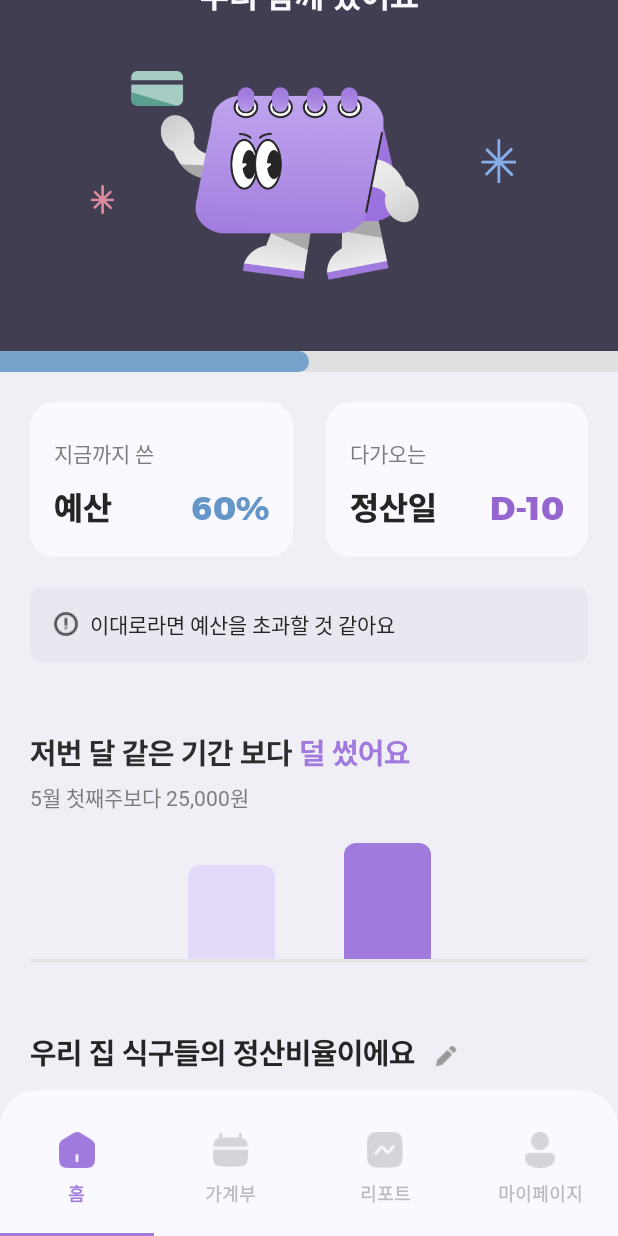
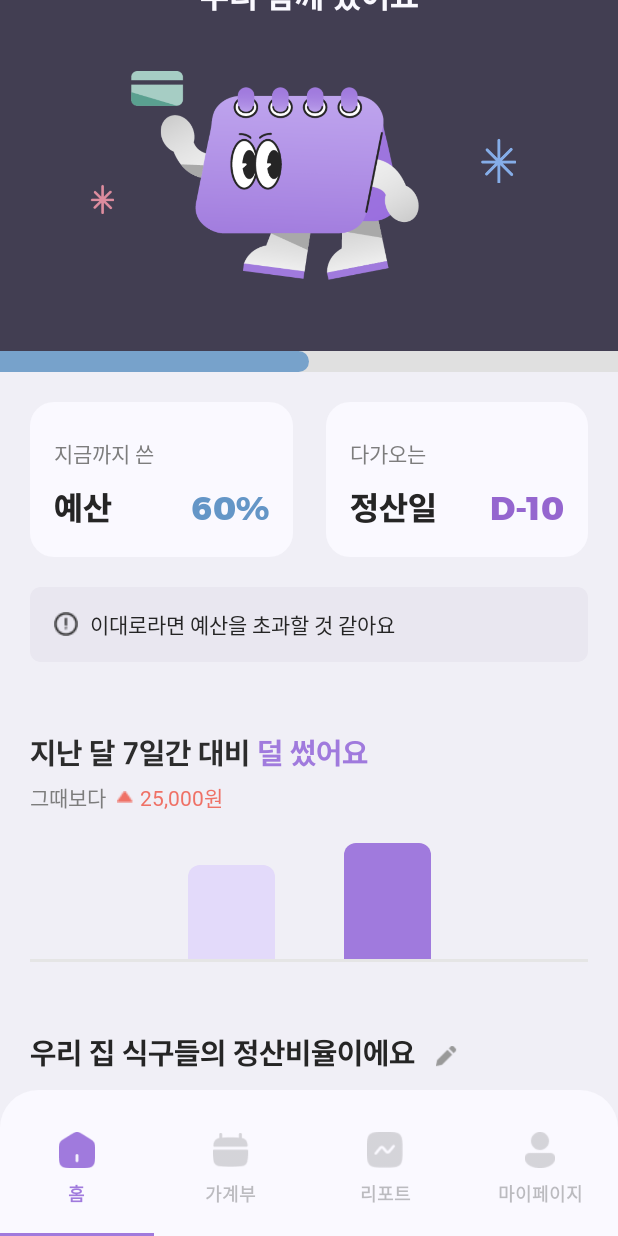
Before and after one commit to mymateM/mymate, an Android app built with Jetpack Compose: the screen it shows after launch (MainActivity), scrolled down 204 dp, on a phone screen of 412 x 824 dp. Run offline under Robolectric (Android 15) with nearby library versions, the phone set to English and light mode, and no system bars; 2 statements that could not run were skipped.

Commit message:
resource patch

```diff
--- a/Prototype/app/src/main/java/com/example/prototype/AlarmSpendingAdapter.kt
+++ b/Prototype/app/src/main/java/com/example/prototype/AlarmSpendingAdapter.kt
@@ -19,6 +19,8 @@ class AlarmSpendingAdapter(val context: Context, val listItem: ArrayList<exnoti>
                 binding.profileimg.setImageResource(R.drawable.home_circle)
             } else if (item.expense_category == "쇼핑") {
                 binding.profileimg.setImageResource(R.drawable.shopping_circle)
+            } else if (item.expense_category == "교통") {
+                binding.profileimg.setImageResource(R.drawable.transport)
             }
 
             var totaltext = item.expense_amount
--- a/Prototype/app/src/main/java/com/example/prototype/HomeAdapter.kt
+++ b/Prototype/app/src/main/java/com/example/prototype/HomeAdapter.kt
@@ -21,7 +21,11 @@ class HomeAdapter(val context: Context, val homelist: ArrayList<listItem>): Recy
             profile.setImageResource(item.profilepic)
             maintext.text = item.name
             subtext.text = item.title
-            guideline.setGuidelinePercent(item.ratio.toFloat()/100)
+            if (item.ratio.toFloat() > 100) {
+                guideline.setGuidelinePercent(1.toFloat())
+            } else {
+                guideline.setGuidelinePercent(item.ratio.toFloat()/100)
+            }
             percent.text = item.ratio + "%"
             if (item.flag == "pink") {
                 percentcolor.setImageResource(R.drawable.horizontalbar_pink)
--- a/Prototype/app/src/main/res/layout/home_main.xml
+++ b/Prototype/app/src/main/res/layout/home_main.xml
@@ -28,18 +28,28 @@
                 android:id="@+id/layout1"
                 android:nestedScrollingEnabled="false">
 
+                <ImageView
+                    android:layout_width="94.27dp"
+                    android:layout_height="21.1dp"
+                    android:src="@drawable/logo"
+                    app:layout_constraintLeft_toLeftOf="parent"
+                    app:layout_constraintTop_toTopOf="@id/alarmbutton"
+                    app:layout_constraintBottom_toBottomOf="@id/alarmbutton"
+                    android:layout_marginLeft="17dp"
+                    />
+
                 <ImageButton
                     android:layout_width="22dp"
                     android:layout_height="22dp"
-                    android:src="@drawable/alarm"
+                    android:src="@drawable/alarm_new"
                     android:background="@android:color/transparent"
                     android:id="@+id/alarmbutton"
                     android:scaleType="centerInside"
                     android:layout_marginTop="18dp"
-                    android:layout_marginRight="17dp"
+                    android:layout_marginRight="20dp"
                     app:layout_constraintRight_toRightOf="parent"
                     app:layout_constraintTop_toTopOf="parent"
-                    android:contentDescription="alarm image : nothing new"
+                    android:contentDescription="alarm image : new"
                     />
 
                 <TextView
@@ -349,7 +359,7 @@
                     app:layout_constraintTop_toBottomOf="@id/warningtext"
                     app:layout_constraintRight_toLeftOf="@id/statustextsmall"
                     android:textSize="20dp"
-                    android:text="저번 달 같은 기간 보다 "
+                    android:text="지난 달 7일간 대비 "
                     android:textColor="@color/textblack_C"
                     android:layout_marginLeft="20dp"
                     android:layout_marginTop="48dp"
@@ -377,7 +387,7 @@
                     android:layout_height="wrap_content"
                     app:layout_constraintTop_toBottomOf="@id/statustextbig"
                     app:layout_constraintLeft_toLeftOf="parent"
-                    android:text="5월 첫째주보다 "
+                    android:text="그때보다 "
                     android:textColor="@color/graytext"
                     android:textSize="14dp"
                     android:layout_marginLeft="20dp"
@@ -386,17 +396,29 @@
                     android:id="@+id/statussubtextbig"
                     />
 
+                <ImageView
+                    android:layout_width="wrap_content"
+                    android:layout_height="wrap_content"
+                    android:id="@+id/statusupdown"
+                    app:layout_constraintLeft_toRightOf="@id/statussubtextbig"
+                    app:layout_constraintTop_toTopOf="@id/statussubtextbig"
+                    app:layout_constraintBottom_toBottomOf="@id/statussubtextbig"
+                    android:src="@drawable/more"
+                    android:layout_marginLeft="4dp"
+                    />
+
                 <TextView
                     android:layout_width="wrap_content"
                     android:layout_height="wrap_content"
                     app:layout_constraintTop_toTopOf="@id/statussubtextbig"
                     app:layout_constraintBottom_toBottomOf="@id/statussubtextbig"
-                    app:layout_constraintLeft_toRightOf="@id/statussubtextbig"
+                    app:layout_constraintLeft_toRightOf="@id/statusupdown"
                     android:text="25,000"
                     android:textSize="14dp"
                     android:textColor="@color/graytext"
                     android:fontFamily="@font/suit_regular_apply"
                     android:id="@+id/statusbilltext"
+                    android:layout_marginLeft="4dp"
                     />
 
                 <TextView
--- a/Prototype/app/src/main/res/values/colors.xml
+++ b/Prototype/app/src/main/res/values/colors.xml
@@ -33,4 +33,6 @@
     <color name="textblack_C_pale">#802C2C2C</color>
     <color name="textblack_C_extrapale">#4D2C2C2C</color>
     <color name="alarmpurple">#F3EFFC</color>
+    <color name="textreddish">#EF7166</color>
+    <color name="textgreenish">#2CB67A</color>
 </resources>
```
Also changed, not shown: Prototype/app/src/main/java/com/example/prototype/home_main.kt (+28 -12 lines), Prototype/app/src/main/res/drawable/alarm_new.png (added), Prototype/app/src/main/res/drawable/less.png (added), Prototype/app/src/main/res/drawable/logo.png (added), Prototype/app/src/main/res/drawable/more.png (added), Prototype/app/src/main/res/drawable/transport.png (added).
